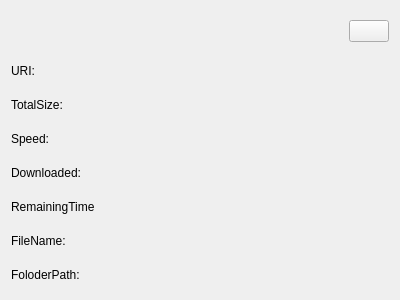
WangPengZhan/sVanilla, file sVanilla/src/ClientUi/Download/DownloadingInfoWidget.ui: the form before one commit.
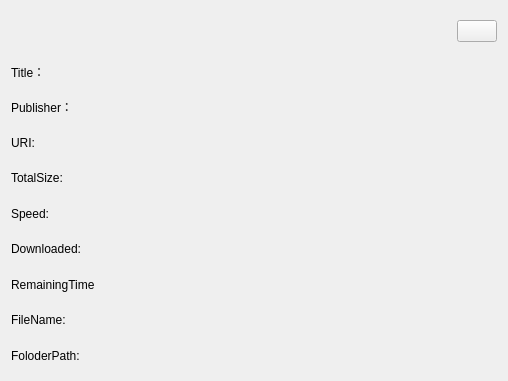
The form after the commit. Icons and pictures are not drawn.

```diff
--- a/sVanilla/src/ClientUi/Download/DownloadingInfoWidget.ui
+++ b/sVanilla/src/ClientUi/Download/DownloadingInfoWidget.ui
@@ -6,57 +6,15 @@
    <rect>
     <x>0</x>
     <y>0</y>
-    <width>400</width>
-    <height>300</height>
+    <width>508</width>
+    <height>381</height>
    </rect>
   </property>
   <property name="windowTitle">
    <string>DownloadingInfoWidget</string>
   </property>
-  <layout class="QGridLayout" name="gridLayout_2">
-   <item row="3" column="0">
-    <widget class="QLabel" name="labelSpeedIdentifier">
-     <property name="text">
-      <string>Speed:</string>
-     </property>
-    </widget>
-   </item>
-   <item row="2" column="1" colspan="3">
-    <widget class="QLabel" name="labelTotalSize">
-     <property name="text">
-      <string/>
-     </property>
-    </widget>
-   </item>
-   <item row="3" column="1" colspan="3">
-    <widget class="QLabel" name="labelSpeed">
-     <property name="text">
-      <string/>
-     </property>
-    </widget>
-   </item>
-   <item row="6" column="1" colspan="3">
-    <widget class="QLabel" name="labelFileName">
-     <property name="text">
-      <string/>
-     </property>
-    </widget>
-   </item>
-   <item row="7" column="1" colspan="3">
-    <widget class="QLabel" name="labelFolderPath">
-     <property name="text">
-      <string/>
-     </property>
-    </widget>
-   </item>
-   <item row="6" column="0">
-    <widget class="QLabel" name="labelFileNameIdentifier">
-     <property name="text">
-      <string>FileName:</string>
-     </property>
-    </widget>
-   </item>
-   <item row="0" column="2">
+  <layout class="QGridLayout" name="gridLayout">
+   <item row="0" column="1">
     <spacer name="horizontalSpacer">
      <property name="orientation">
       <enum>Qt::Orientation::Horizontal</enum>
@@ -69,72 +27,148 @@
      </property>
     </spacer>
    </item>
-   <item row="4" column="0">
-    <widget class="QLabel" name="labelDownloadedIdentifier">
+   <item row="0" column="2">
+    <widget class="QPushButton" name="btnClose">
      <property name="text">
-      <string>Downloaded:</string>
+      <string/>
      </property>
-    </widget>
-   </item>
-   <item row="2" column="0">
-    <widget class="QLabel" name="totalSizeLabel">
-     <property name="text">
-      <string>TotalSize:</string>
+     <property name="icon">
+      <iconset theme=":/icon/close.svg"/>
+     </property>
+     <property name="_vanillaStyle_Patch" stdset="0">
+      <string>CleanButtonPatch</string>
      </property>
     </widget>
    </item>
    <item row="1" column="0">
+    <widget class="QLabel" name="labelTitleIdentifier">
+     <property name="text">
+      <string>Title：</string>
+     </property>
+    </widget>
+   </item>
+   <item row="2" column="0">
+    <widget class="QLabel" name="labelPublisherIdentifier">
+     <property name="text">
+      <string>Publisher：</string>
+     </property>
+    </widget>
+   </item>
+   <item row="3" column="0">
     <widget class="QLabel" name="labelURIIdentifier">
      <property name="text">
       <string>URI:</string>
      </property>
     </widget>
    </item>
-   <item row="5" column="1" colspan="3">
-    <widget class="QLabel" name="labelRemainingTime">
+   <item row="4" column="0">
+    <widget class="QLabel" name="totalSizeLabel">
      <property name="text">
-      <string/>
+      <string>TotalSize:</string>
+     </property>
+    </widget>
+   </item>
+   <item row="5" column="0">
+    <widget class="QLabel" name="labelSpeedIdentifier">
+     <property name="text">
+      <string>Speed:</string>
+     </property>
+    </widget>
+   </item>
+   <item row="6" column="0">
+    <widget class="QLabel" name="labelDownloadedIdentifier">
+     <property name="text">
+      <string>Downloaded:</string>
      </property>
     </widget>
    </item>
    <item row="7" column="0">
+    <widget class="QLabel" name="labelRemainingTimeIdentifier">
+     <property name="text">
+      <string>RemainingTime</string>
+     </property>
+    </widget>
+   </item>
+   <item row="8" column="0">
+    <widget class="QLabel" name="labelFileNameIdentifier">
+     <property name="text">
+      <string>FileName:</string>
+     </property>
+    </widget>
+   </item>
+   <item row="9" column="0">
     <widget class="QLabel" name="labelFolderPathIdentifier">
      <property name="text">
       <string>FoloderPath:</string>
      </property>
     </widget>
    </item>
-   <item row="1" column="1" colspan="3">
+   <item row="1" column="1" colspan="2">
+    <widget class="QLabel" name="labelTitle">
+     <property name="text">
+      <string/>
+     </property>
+     <property name="wordWrap">
+      <bool>true</bool>
+     </property>
+    </widget>
+   </item>
+   <item row="2" column="1" colspan="2">
+    <widget class="QLabel" name="labelPublisher">
+     <property name="text">
+      <string/>
+     </property>
+     <property name="wordWrap">
+      <bool>true</bool>
+     </property>
+    </widget>
+   </item>
+   <item row="3" column="1" colspan="2">
     <widget class="QLabel" name="labelURI">
      <property name="text">
       <string/>
      </property>
     </widget>
    </item>
-   <item row="4" column="1" colspan="3">
+   <item row="4" column="1" colspan="2">
+    <widget class="QLabel" name="labelTotalSize">
+     <property name="text">
+      <string/>
+     </property>
+    </widget>
+   </item>
+   <item row="5" column="1" colspan="2">
+    <widget class="QLabel" name="labelSpeed">
+     <property name="text">
+      <string/>
+     </property>
+    </widget>
+   </item>
+   <item row="6" column="1" colspan="2">
     <widget class="QLabel" name="labelDownloaded">
      <property name="text">
       <string/>
      </property>
     </widget>
    </item>
-   <item row="5" column="0">
-    <widget class="QLabel" name="labelRemainingTimeIdentifier">
+   <item row="7" column="1" colspan="2">
+    <widget class="QLabel" name="labelRemainingTime">
      <property name="text">
-      <string>RemainingTime</string>
+      <string/>
      </property>
     </widget>
    </item>
-   <item row="0" column="3">
-    <widget class="QPushButton" name="btnClose">
+   <item row="8" column="1" colspan="2">
+    <widget class="QLabel" name="labelFileName">
      <property name="text">
       <string/>
      </property>
-     <property name="icon">
-         <iconset theme=":/icon/close.svg"/>
-     </property>
-     <property name="_vanillaStyle_Patch" stdset="0">
-      <string>CleanButtonPatch</string>
+    </widget>
+   </item>
+   <item row="9" column="1" colspan="2">
+    <widget class="QLabel" name="labelFolderPath">
+     <property name="text">
+      <string/>
      </property>
     </widget>
    </item>
```
Left out of the diff: 2 changed lines with no effect on the pictures.
